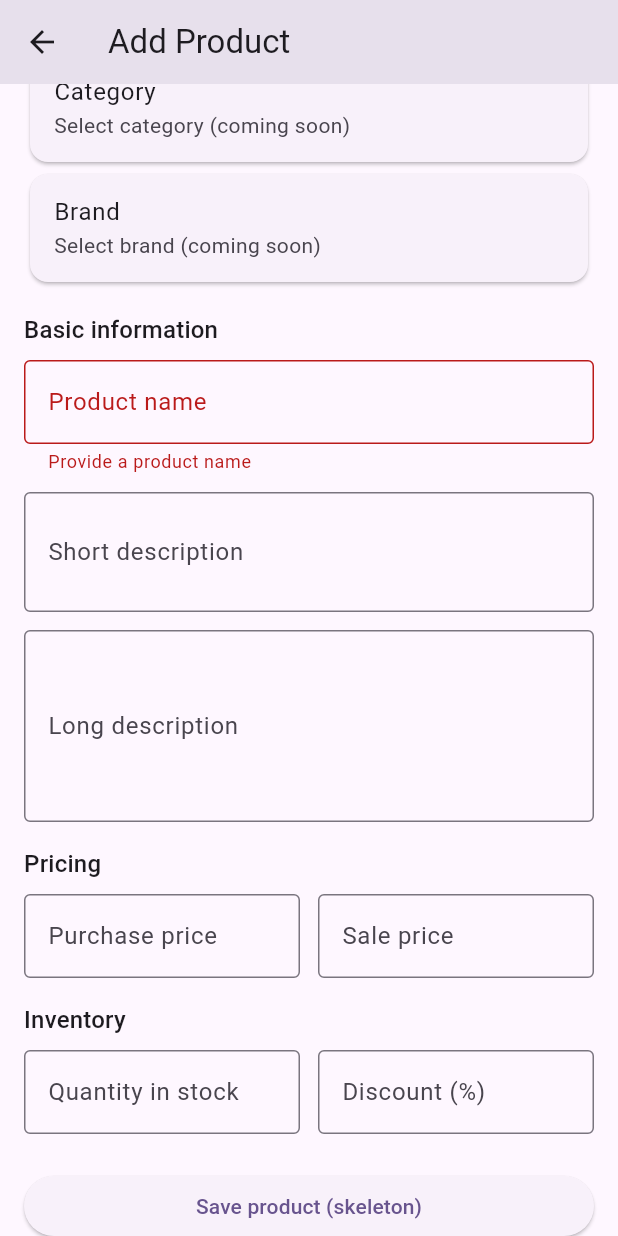
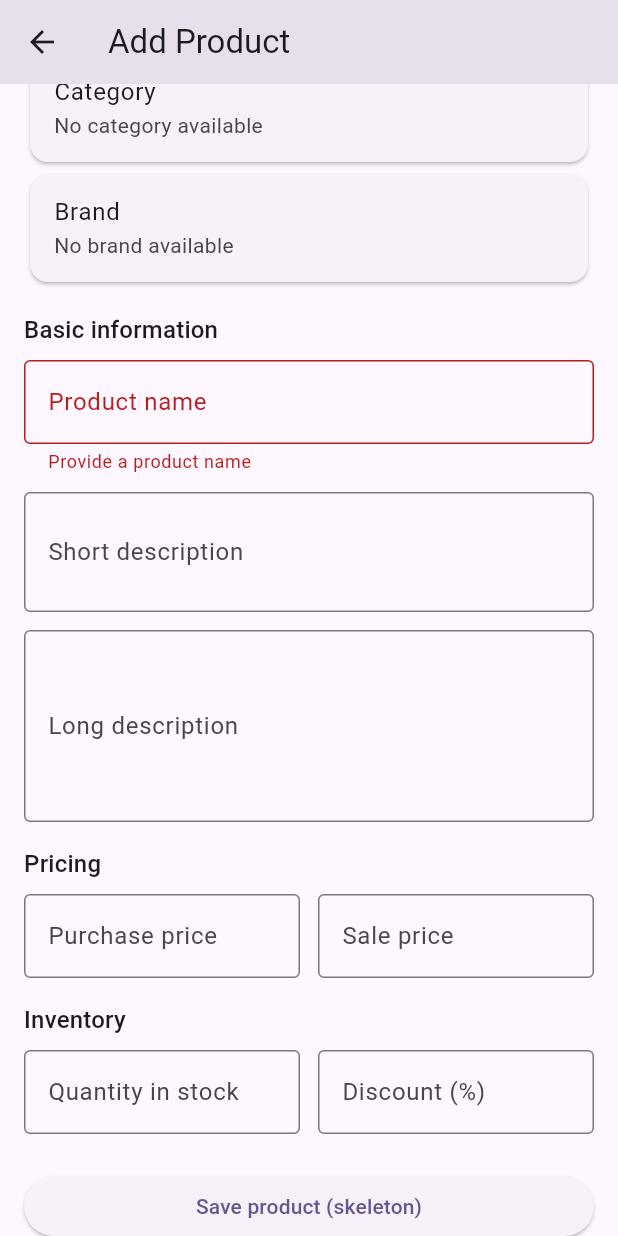
Before and after one commit to arrahman10/ecommerce-admin-app, a Flutter app: the AddProductPage screen opened by its route, scrolled down 270 dp, after a tap on "Save product (skeleton)", on a phone screen of 412 x 824 dp. Run offline on Flutter 3.47's test engine with Material 3 defaults, Android fonts, the phone set to English and light mode, and no system bars; our stand-ins replace cloud_firestore, firebase_auth, firebase_core, flutter_easyloading, freezed_annotation, go_router; accounts and stored records are empty.

Commit message:
feat: build add product form with category and brand selection
- Wire AddProductPage to CategoryProvider and BrandProvider to read realtime category and brand lists
- Add selection dialogs and state for choosing category and brand, showing the current selection in the form UI
- Update AddProductPage submit handler to require both a valid form and selected category/brand, keeping Firestore save logic for future commits

```diff
--- a/lib/pages/products/add_product_page.dart
+++ b/lib/pages/products/add_product_page.dart
@@ -1,4 +1,10 @@
 import 'package:flutter/material.dart';
+import 'package:provider/provider.dart';
+
+import 'package:ecommerce_admin_app/models/brand.dart';
+import 'package:ecommerce_admin_app/models/category.dart';
+import 'package:ecommerce_admin_app/providers/brand_provider.dart';
+import 'package:ecommerce_admin_app/providers/category_provider.dart';
 
 class AddProductPage extends StatefulWidget {
   static const String routeName = 'add_product';
@@ -12,6 +18,7 @@ class AddProductPage extends StatefulWidget {
 class _AddProductPageState extends State<AddProductPage> {
   final GlobalKey<FormState> _formKey = GlobalKey<FormState>();
 
+  // Controllers
   final TextEditingController _nameController = TextEditingController();
   final TextEditingController _shortDescriptionController =
       TextEditingController();
@@ -22,6 +29,9 @@ class _AddProductPageState extends State<AddProductPage> {
   final TextEditingController _salePriceController = TextEditingController();
   final TextEditingController _stockController = TextEditingController();
   final TextEditingController _discountController = TextEditingController();
+
+  Category? _selectedCategory;
+  Brand? _selectedBrand;
 
   @override
   void dispose() {
@@ -66,7 +76,7 @@ class _AddProductPageState extends State<AddProductPage> {
     );
   }
 
-  //Image section
+  // Image section
   Widget _buildImageSection(BuildContext context) {
     return Column(
       crossAxisAlignment: CrossAxisAlignment.start,
@@ -74,9 +84,7 @@ class _AddProductPageState extends State<AddProductPage> {
         Text('Product image', style: Theme.of(context).textTheme.titleMedium),
         const SizedBox(height: 8),
         InkWell(
-          onTap: () {
-            // পরের commit এ এখানে image picker যুক্ত করব।
-          },
+          onTap: () {},
           child: Container(
             height: 150,
             decoration: BoxDecoration(
@@ -95,8 +103,14 @@ class _AddProductPageState extends State<AddProductPage> {
     );
   }
 
-  //Category + Brand section
+  // Category + Brand section
   Widget _buildCategoryBrandSection(BuildContext context) {
+    final CategoryProvider categoryProvider = context.watch<CategoryProvider>();
+    final BrandProvider brandProvider = context.watch<BrandProvider>();
+
+    final List<Category> categories = categoryProvider.categoryList;
+    final List<Brand> brands = brandProvider.brandList;
+
     return Column(
       crossAxisAlignment: CrossAxisAlignment.start,
       children: <Widget>[
@@ -108,22 +122,100 @@ class _AddProductPageState extends State<AddProductPage> {
         Card(
           child: ListTile(
             title: const Text('Category'),
-            subtitle: const Text('Select category (coming soon)'),
-            onTap: () {},
+            subtitle: Text(
+              _selectedCategory != null
+                  ? '${_selectedCategory!.name} (${_selectedCategory!.productCount} products)'
+                  : (categories.isEmpty
+                        ? 'No category available'
+                        : 'Tap to select category'),
+            ),
+            onTap: categories.isEmpty
+                ? null
+                : () => _showCategorySelectionDialog(context, categories),
           ),
         ),
         Card(
           child: ListTile(
             title: const Text('Brand'),
-            subtitle: const Text('Select brand (coming soon)'),
-            onTap: () {},
+            subtitle: Text(
+              _selectedBrand != null
+                  ? (_selectedBrand!.productCount > 0
+                        ? '${_selectedBrand!.name} (${_selectedBrand!.productCount} products)'
+                        : _selectedBrand!.name)
+                  : (brands.isEmpty
+                        ? 'No brand available'
+                        : 'Tap to select brand'),
+            ),
+            onTap: brands.isEmpty
+                ? null
+                : () => _showBrandSelectionDialog(context, brands),
           ),
         ),
       ],
     );
   }
 
-  //Basic info: name + descriptions
+  Future<void> _showCategorySelectionDialog(
+    BuildContext context,
+    List<Category> categories,
+  ) async {
+    final Category? selected = await showDialog<Category>(
+      context: context,
+      builder: (BuildContext context) {
+        return SimpleDialog(
+          title: const Text('Select category'),
+          children: <Widget>[
+            for (final Category category in categories)
+              SimpleDialogOption(
+                onPressed: () => Navigator.pop<Category>(context, category),
+                child: Text(
+                  '${category.name} (${category.productCount} products)',
+                ),
+              ),
+          ],
+        );
+      },
+    );
+
+    if (selected != null && mounted) {
+      setState(() {
+        _selectedCategory = selected;
+      });
+    }
+  }
+
+  Future<void> _showBrandSelectionDialog(
+    BuildContext context,
+    List<Brand> brands,
+  ) async {
+    final Brand? selected = await showDialog<Brand>(
+      context: context,
+      builder: (BuildContext context) {
+        return SimpleDialog(
+          title: const Text('Select brand'),
+          children: <Widget>[
+            for (final Brand brand in brands)
+              SimpleDialogOption(
+                onPressed: () => Navigator.pop<Brand>(context, brand),
+                child: Text(
+                  brand.productCount > 0
+                      ? '${brand.name} (${brand.productCount} products)'
+                      : brand.name,
+                ),
+              ),
+          ],
+        );
+      },
+    );
+
+    if (selected != null && mounted) {
+      setState(() {
+        _selectedBrand = selected;
+      });
+    }
+  }
+
+  // Basic info section
   Widget _buildBasicInfoSection(BuildContext context) {
     return Column(
       crossAxisAlignment: CrossAxisAlignment.start,
@@ -170,7 +262,7 @@ class _AddProductPageState extends State<AddProductPage> {
     );
   }
 
-  //Pricing section: purchase + sale price
+  // Pricing section
   Widget _buildPricingSection(BuildContext context) {
     return Column(
       crossAxisAlignment: CrossAxisAlignment.start,
@@ -212,7 +304,7 @@ class _AddProductPageState extends State<AddProductPage> {
     );
   }
 
-  //Inventory section: stock + discount
+  // Inventory section
   Widget _buildInventorySection(BuildContext context) {
     return Column(
       crossAxisAlignment: CrossAxisAlignment.start,
@@ -251,7 +343,7 @@ class _AddProductPageState extends State<AddProductPage> {
     );
   }
 
-  //Submit button
+  // Submit button
   Widget _buildSubmitButton(BuildContext context) {
     return SizedBox(
       width: double.infinity,
@@ -268,10 +360,17 @@ class _AddProductPageState extends State<AddProductPage> {
       return;
     }
 
+    if (_selectedCategory == null || _selectedBrand == null) {
+      ScaffoldMessenger.of(context).showSnackBar(
+        const SnackBar(content: Text('Please select both category and brand.')),
+      );
+      return;
+    }
+
     ScaffoldMessenger.of(context).showSnackBar(
       const SnackBar(
         content: Text(
-          'Form is valid. Product save logic will be implemented in the next commits.',
+          'Form is valid with category and brand. Product save logic will be implemented in the next commits.',
         ),
       ),
     );
```
